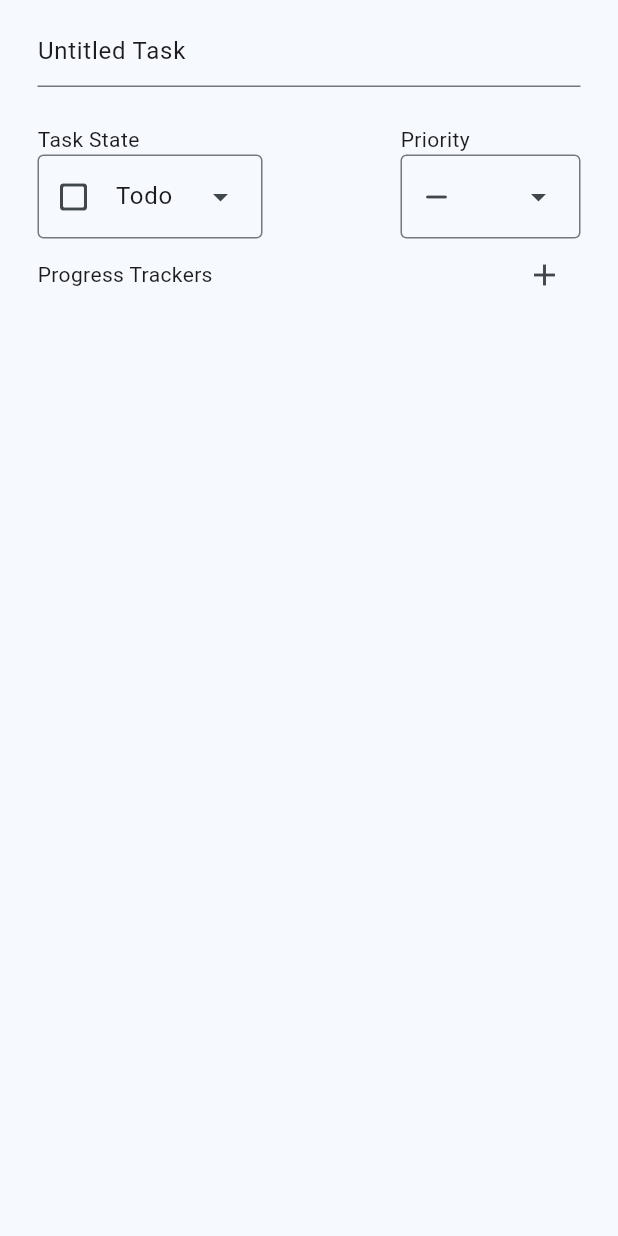
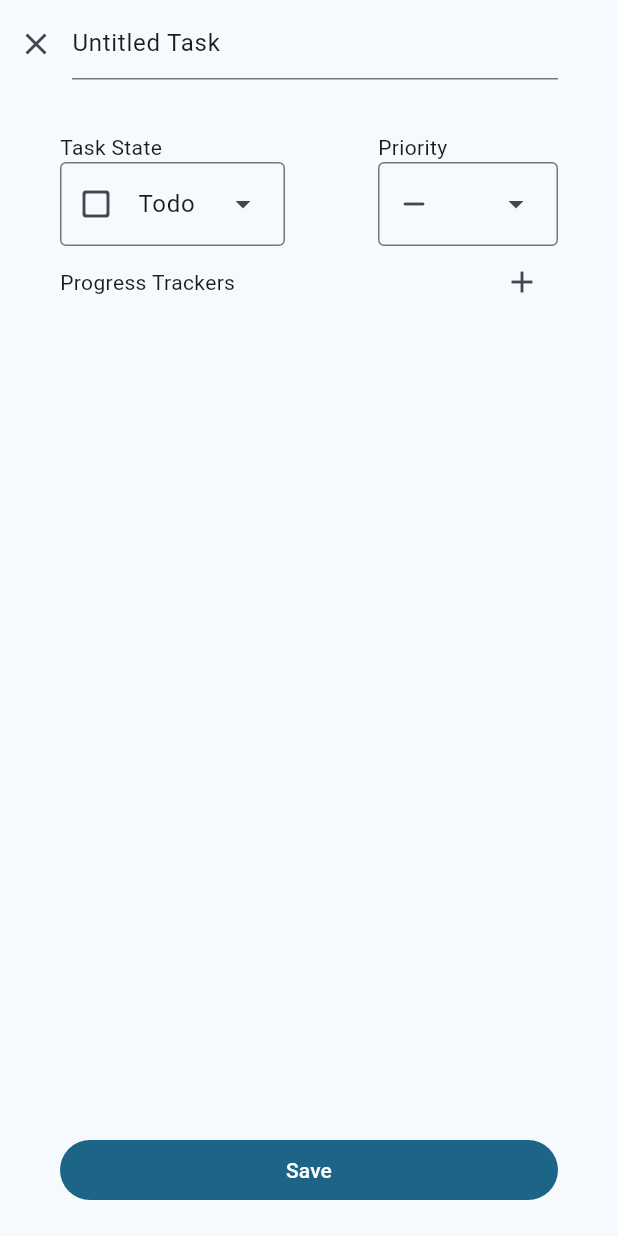
Before and after one commit to VectorScalar/task_tracker, a Flutter app: the CollectionEditScreen screen opened directly with sample values from the repository, after a tap on the "add" icon, on a phone screen of 412 x 824 dp. Run offline on Flutter 3.47's test engine with Material 3 defaults, Android fonts, the phone set to English and light mode, and no system bars.

Commit message:
Basic functionality added for adding new tasks as well as adding progressables to tasks to keep track of quantities

```diff
--- a/lib/data/collection_data.dart
+++ b/lib/data/collection_data.dart
@@ -8,12 +8,11 @@ final collectionData = [
     idColor: Colors.red,
     tasks: [
       Task(title: "Sick todo task bro",),
-      Task(title: "Sick inprogress task bro", initialState: TaskState.inProgress, taskProgress: TaskProgress(progressGoal: 20)),
-      Task(title: "Sick s task bro", initialState: TaskState.scheduled),
-      Task(title: "Sick scheduled task bro", initialState: TaskState.completed, taskProgress: TaskProgress(progressGoal: 10)),
+      Task(title: "Sick inprogress task bro"),
+      Task(title: "Sick s task bro"),
+      Task(title: "Sick scheduled task bro"),
            Task(title: "Sick todo task bro",),
-      Task(title: "Sick inprogress task bro", initialState: TaskState.inProgress, taskProgress: TaskProgress(progressGoal: 5)),
-
+      Task(title: "Sick inprogress task bro"),
     ],
     title: "Collection"),
     TaskCollection(
--- a/lib/models/task.dart
+++ b/lib/models/task.dart
@@ -1,5 +1,6 @@
 import 'package:flutter/material.dart';
 import 'package:intl/intl.dart';
+import 'package:task_tracker/models/task_collection.dart';
 import 'package:uuid/uuid.dart';
 
 final formatter = DateFormat.yMd();
@@ -18,6 +19,19 @@ enum Priority {
   }
 
 
+enum UnitOption{
+  none(label: "none", unit: ""),
+  feet(label: "ft", unit: "ft"),
+  inches(label: "in", unit: "in");
+
+  const UnitOption({required this.label, required this.unit});
+
+  final String label;
+  final String unit;
+
+}
+
+
 enum TaskState { inProgress, completed, scheduled, todo}
 
 class StateInfo {
@@ -29,9 +43,12 @@ class StateInfo {
 }
 
 class TaskProgress{
-  TaskProgress({this.currentProgress = 0, this.progressGoal = 1});
+  TaskProgress({this.currentProgress = 0, this.progressGoal = 1, this.progressName = "Untitled", this.unit = UnitOption.none}) : id = uuid.v4();
   double currentProgress;
   double progressGoal;
+  String progressName;
+  UnitOption unit;
+  final String id;
 }
 
 var states = {
@@ -50,14 +67,12 @@ class Task {
   String title;
   Priority priority;
 
-  //TODO: refactor to list for adding multiple fields
-  TaskProgress? taskProgress;
-  //double? currentProgress, progressGoal;
+  List<TaskProgress> taskProgressables;
   DateTime? scheduledDate;
   TaskState _taskState;
   TaskState get taskState => _taskState;
 
-  Task({this.title = "Untitled Task",this.priority = Priority.normal, TaskState initialState = TaskState.todo, this.taskProgress}) : _taskState = initialState, id = uUid.v4();
+  Task({this.title = "Untitled Task",this.priority = Priority.normal}) : _taskState = TaskState.todo, id = uUid.v4(), taskProgressables = [];
 
   void scheduleTask(DateTime date) {
     scheduledDate = date;
--- a/lib/screens/collection_edit_screen.dart
+++ b/lib/screens/collection_edit_screen.dart
@@ -109,12 +109,17 @@ class _CollectionEditScreen extends State<CollectionEditScreen> {
                 },),
         actions: [
           IconButton(onPressed: () {
-              showDialog(
+              showDialog<Task>(
                 barrierColor: Theme.of(context).dialogBackgroundColor,
                 context: context,
                 builder: (BuildContext context) {
-                return Dialog.fullscreen(child: TaskEditScreen.newTask(taskCollection: widget.taskCollection,),);
-              });
+                return Dialog.fullscreen(child: TaskEditScreen.newTask(initialCollection: widget.taskCollection,),);
+              }).then((value){
+                if(value != null){
+                setState(() {
+                  widget.taskCollection.tasks.add(value);
+                });
+              }});
               //TaskUtilities.showNewTaskModal(context);
               //_openEditTaskScreen(context);
               //Dialog.fullscreen(child: TaskEditModal(),));
--- a/lib/screens/task_edit_screen.dart
+++ b/lib/screens/task_edit_screen.dart
@@ -1,14 +1,16 @@
 import 'package:flutter/material.dart';
-import 'package:flutter/widgets.dart';
-import 'package:task_tracker/data/collection_data.dart';
 import 'package:task_tracker/models/task.dart';
 import 'package:task_tracker/models/task_collection.dart';
+import 'package:task_tracker/widgets/task_edit_widgets/taskedit_expansiontile.dart';
 
 class TaskEditScreen extends StatefulWidget {
-  const TaskEditScreen.editTask({super.key, required this.task, required this.taskCollection});
-  TaskEditScreen.newTask({super.key, required this.taskCollection}) : task = Task();
+  const TaskEditScreen.editTask(
+      {super.key, required this.task, required this.initialCollection});
+  TaskEditScreen.newTask({super.key, required this.initialCollection})
+      : task = Task();
   final Task task;
-  final TaskCollection taskCollection;
+
+  final TaskCollection initialCollection;
 
   @override
   State<TaskEditScreen> createState() {
@@ -16,6 +18,7 @@ class TaskEditScreen extends StatefulWidget {
   }
 }
 
+//TODO: Add support for changing intended taskcollection
 class _TaskEditScreenState extends State<TaskEditScreen> {
   final TextEditingController _titleController = TextEditingController();
 
@@ -32,18 +35,24 @@ class _TaskEditScreenState extends State<TaskEditScreen> {
   }
 
   //TODO: Implement state restoration on date picker
-    Widget datePickerButton(){
+  Widget datePickerButton() {
     return OutlinedButton.icon(
         style: OutlinedButton.styleFrom(
-
-          padding: EdgeInsets.symmetric(vertical: 20, horizontal: 25),
-          shape: RoundedRectangleBorder(borderRadius: BorderRadius.circular(5))
-        ),
-        label: Text(""),
+            padding: const EdgeInsets.symmetric(vertical: 20, horizontal: 25),
+            shape:
+                RoundedRectangleBorder(borderRadius: BorderRadius.circular(5))),
+        label: const Text(""),
         onPressed: () async {
-        await showDatePicker(context: context, firstDate: DateTime.now(), lastDate: DateTime.now().add(const Duration(days: 365)))
-          .then((value){widget.task.scheduledDate = value; print(value);});
-      }, icon: Icon(Icons.schedule));
+          await showDatePicker(
+                  context: context,
+                  firstDate: DateTime.now(),
+                  lastDate: DateTime.now().add(const Duration(days: 365)))
+              .then((value) {
+            widget.task.scheduledDate = value;
+            //print(value);
+          });
+        },
+        icon: const Icon(Icons.schedule));
   }
 
   // DropdownMenu<TaskCollection> _collectionsDropDown(TaskCollection taskCollection){
@@ -58,14 +67,13 @@ class _TaskEditScreenState extends State<TaskEditScreen> {
   //           value: collection,
   //           label: collection.title,
 
-
   //           //labelWidget: CircleAvatar(backgroundColor: collection.idColor, child: Text(collection.abreviatedName),)
   //           );
   //       }).toList()
   //     );
   // }
 
-  DropdownMenu<Priority> _taskPriorityDropDown(){
+  DropdownMenu<Priority> _taskPriorityDropDown() {
     return DropdownMenu<Priority>(
         textStyle: const TextStyle(color: Colors.transparent),
         leadingIcon: widget.task.priority.priorityIcon,
@@ -75,19 +83,18 @@ class _TaskEditScreenState extends State<TaskEditScreen> {
         onSelected: (value) => setState(() {
               widget.task.priority = value!;
             }),
-      dropdownMenuEntries: Priority.values.map<DropdownMenuEntry<Priority>>((entry){
+        dropdownMenuEntries:
+            Priority.values.map<DropdownMenuEntry<Priority>>((entry) {
           return DropdownMenuEntry<Priority>(
-          style: const ButtonStyle(
-            alignment: Alignment.centerLeft),
+              style: const ButtonStyle(alignment: Alignment.centerLeft),
               value: entry,
               label: entry.priorityName,
               trailingIcon: entry.priorityIcon);
           //labelWidget: entry.priorityIcon);
         }).toList());
-
   }
 
-  DropdownMenu<TaskState> _taskStateDropDown(){
+  DropdownMenu<TaskState> _taskStateDropDown() {
     return DropdownMenu<TaskState>(
       enableSearch: false,
       width: 150,
@@ -95,7 +102,6 @@ class _TaskEditScreenState extends State<TaskEditScreen> {
       dropdownMenuEntries:
           states.entries.map<DropdownMenuEntry<TaskState>>((entry) {
         return DropdownMenuEntry<TaskState>(
-
             value: entry.key,
             label: entry.value.stateName,
             leadingIcon: entry.value.stateIcon);
@@ -109,31 +115,54 @@ class _TaskEditScreenState extends State<TaskEditScreen> {
 
   @override
   Widget build(BuildContext context) {
-    return Padding(
-      padding: const EdgeInsets.symmetric(horizontal: 25, vertical: 10),
+    return Column(
+      children: [
+        const SizedBox(height: 5,),
+        //Title text form field
+        Row(
+          children: [
+            IconButton(onPressed: () {Navigator.pop(context);}, icon: const Icon(Icons.close)),
+            Expanded(
+              child: TextFormField(
+                controller: _titleController,
+                onFieldSubmitted: (value){
+                  if(value.isEmpty)
+                  {
+                    _titleController.text = widget.task.title;
+                  } else{
+                    widget.task.title = value;
+                  }
+                  },
+
+              ),
+            ),
+            const SizedBox(width: 40,)
+          ],
+        ),
+        const SizedBox(
+          height: 25,
+        ),
+        Expanded(
+          child: Padding(
+            padding: const EdgeInsets.symmetric(horizontal: 40, vertical: 10),
             child: Column(
+              mainAxisSize: MainAxisSize.min,
               children: [
-          //Title text form field
-          TextFormField(
-            controller: _titleController,
-          ),
-          const SizedBox(height: 25,),
                 Row(
-
                   children: [
                     //TODO Work on actually implementing scheduling
                     Column(
                       crossAxisAlignment: CrossAxisAlignment.start,
                       children: [
-                  Text("Task State"),
+                        const Text("Task State"),
                         _taskStateDropDown(),
                       ],
                     ),
-              Spacer(),
+                    const Spacer(),
                     Column(
                       crossAxisAlignment: CrossAxisAlignment.start,
                       children: [
-                    Text("Priority"),
+                        const Text("Priority"),
                         _taskPriorityDropDown(),
                       ],
                     ),
@@ -142,19 +171,48 @@ class _TaskEditScreenState extends State<TaskEditScreen> {
                 Row(
                   mainAxisAlignment: MainAxisAlignment.start,
                   children: [
-              Text("Progress Trackers"),
-              Spacer(),
+                    const Text("Progress Trackers"),
+                    const Spacer(),
                     IconButton(
                         onPressed: () {
                           setState(() {
-                      widget.task.taskProgress = TaskProgress();
+                            widget.task.taskProgressables.add(TaskProgress());
                           });
                         },
-                  icon: Icon(Icons.add))
+                        icon: const Icon(Icons.add))
                   ],
                 ),
+                Expanded(
+                  child: ListView.builder(
+                    itemCount: widget.task.taskProgressables.length,
+                    itemBuilder: (context, index) {
+                      return TaskEditExpansionTile(
+                        key: ValueKey(widget.task.taskProgressables[index].id),
+                        taskProgress: widget.task.taskProgressables[index],
+                        onValueChanged: (taskProgress) {
+                          widget.task.taskProgressables[index] = taskProgress;
+                        },
+                        onDeleteTile: () {
+                          setState(() {
+                            widget.task.taskProgressables.removeAt(index);
+                          });
+                        },
+                      );
+                    },
+                  ),
+                ),
+                FilledButton(onPressed: (){
+                  Navigator.pop(context, widget.task);
+                }, child: SizedBox(width: MediaQuery.sizeOf(context).width,child: const Text("Save", textAlign: TextAlign.center,))),
+                const SizedBox(height: 10,)
               ],
             ),
+          ),
+        ),
+
+
+
+      ],
     );
   }
 }
--- a/lib/widgets/inlineconfirm_textformfield.dart
+++ b/lib/widgets/inlineconfirm_textformfield.dart
@@ -8,7 +8,6 @@ class InlineTextFormField extends StatefulWidget{
 
   @override
   State<InlineTextFormField> createState() {
-    // TODO: implement createState
     return _InlineTextFormFieldState();
   }
 }
@@ -61,7 +60,7 @@ class _InlineTextFormFieldState extends State<InlineTextFormField>{
               focusNode.unfocus();
             });
           },
-          icon: Icon(Icons.close)),
+          icon: const Icon(Icons.close)),
         Expanded(
           child: Focus(
           focusNode: focusNode,
--- a/lib/widgets/task_item.dart
+++ b/lib/widgets/task_item.dart
@@ -68,7 +68,7 @@ class _TaskItemState extends State<TaskItem> {
     );
   }
 
-  List<Widget> addProgressBar(){
+  List<Widget> addProgressBar(TaskProgress taskProgress){
     return [Container(
               padding: const EdgeInsets.all(10),
               //color: Theme.of(context).colorScheme.primary,
@@ -77,7 +77,7 @@ class _TaskItemState extends State<TaskItem> {
                   //backgroundBlendMode: BlendMode.color,
                   borderRadius: const BorderRadius.all(Radius.circular(5))),
               child: Text(
-                "${widget.task.taskProgress!.currentProgress.toStringAsFixed(0)}/${widget.task.taskProgress!.progressGoal}",
+                "${taskProgress.currentProgress.toStringAsFixed(0)}/${taskProgress.progressGoal}",
                 style: const TextStyle().copyWith(
                     color: Theme.of(context).colorScheme.onPrimaryContainer),
               )),
@@ -86,23 +86,23 @@ class _TaskItemState extends State<TaskItem> {
 
                   // TODO: Possibly add a confirmation box to confirm that the task should be marked as complete/wait for check box to fill prior to switching it to completed
                   onChangeEnd: (value) {
-                    if (value >= widget.task.taskProgress!.progressGoal) {
-                      widget.task.stepUpState();
+                    if (value >= taskProgress.progressGoal) {
+                      //widget.task.stepUpState();
                       widget.onModifyTask(widget.task);
                     }
                   },
                   onChanged: (value) {
                     setState(() {
-                      widget.task.taskProgress!.currentProgress = value;
+                      taskProgress.currentProgress = value;
                     });
                   },
-                  value: widget.task.taskProgress!.currentProgress,
-                  max: widget.task.taskProgress!.progressGoal)),
+                  value: taskProgress.currentProgress,
+                  max: taskProgress.progressGoal)),
                   Checkbox(
             value: false,
             onChanged: (value) {
               value = true;
-              widget.task.stepUpState();
+              //widget.task.stepUpState();
               widget.onModifyTask(widget.task);
             },
           )];
@@ -118,17 +118,19 @@ class _TaskItemState extends State<TaskItem> {
         ],
       ),
 
-      trailing: widget.task.taskProgress == null ?  Checkbox(
+      trailing: widget.task.taskProgressables.isEmpty ?  Checkbox(
             value: false,
             onChanged: (value) {
               value = true;
               widget.task.stepUpState();
               widget.onModifyTask(widget.task);
               }) : null,
-      subtitle: widget.task.taskProgress != null ? Row(
+      subtitle: widget.task.taskProgressables.isNotEmpty ? Row(
         children: [
-          // TODO: On Slider End Create a popup to ask if wed like to mark the task as completed
-          ...addProgressBar(),
+          for(TaskProgress progress in widget.task.taskProgressables)
+             ...addProgressBar(progress)
+
+         ,
         ],
       ) : null,
     );
```
Also changed, not shown: lib/widgets/task_edit_widgets/taskedit_expansiontile.dart (added, +107 -0 lines), lib/widgets/task_edit_widgets/taskedit_tile.dart (added, +159 -0 lines). Lines whose indentation alone changed are shown as unchanged.
